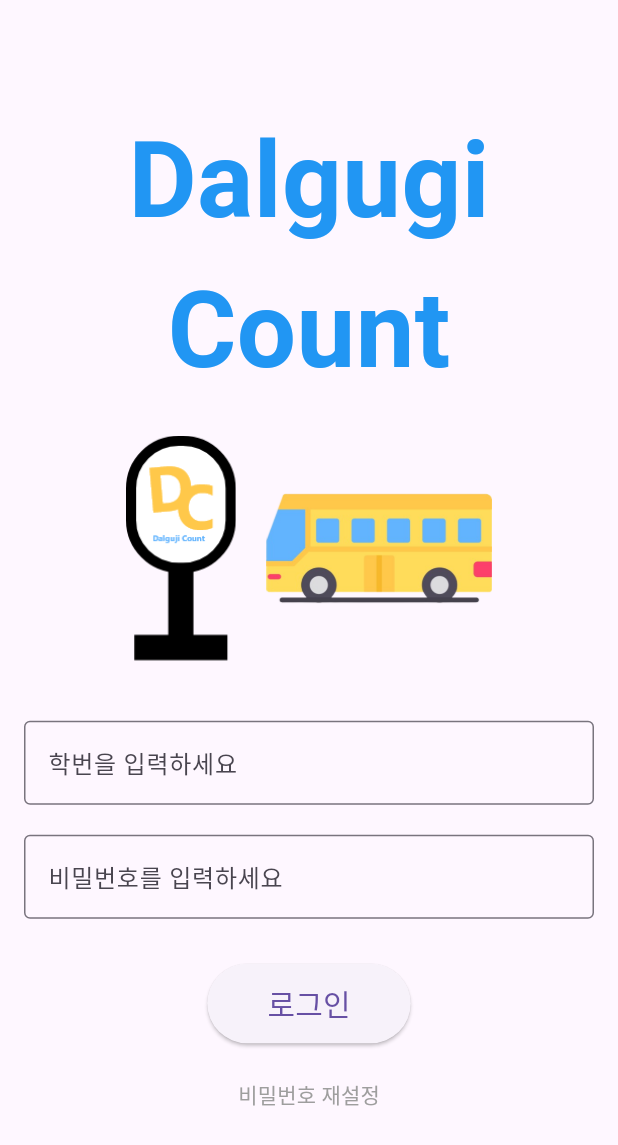
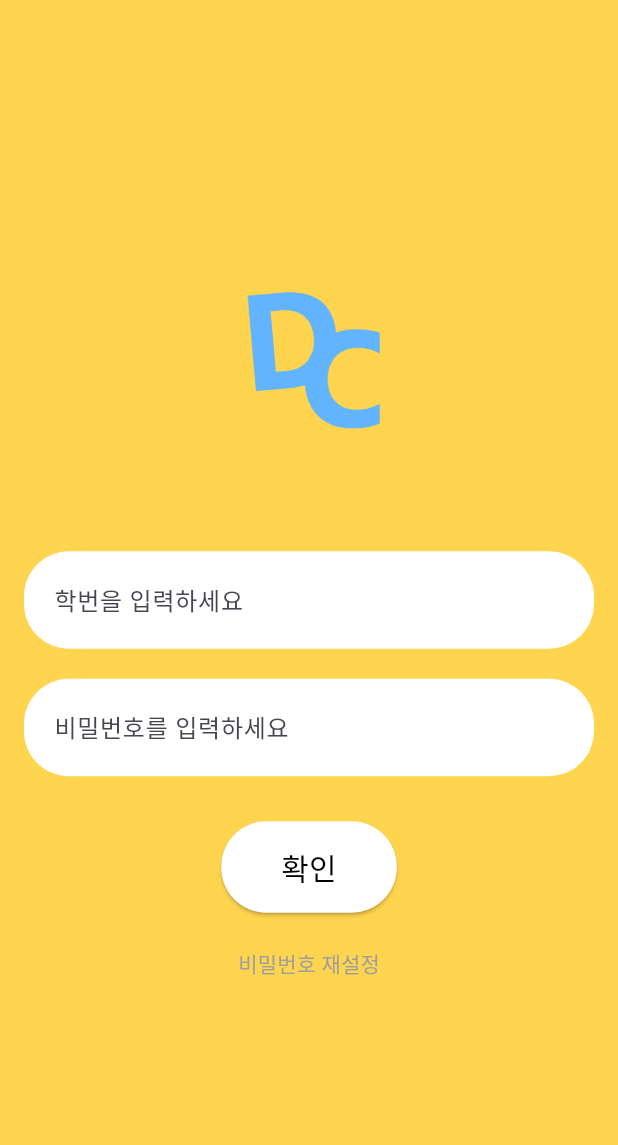
Before and after one commit to kimsunggak/TransitAI, a Flutter app: the screen it shows after launch, on a phone screen of 412 x 824 dp. Shown: the top 1145 px of the screen. Run offline on Flutter 3.47's test engine with Material 3 defaults, Android fonts, the light colour scheme and no system bars.

Commit message:
login UI & assets update

```diff
--- a/lib/login_screen.dart
+++ b/lib/login_screen.dart
@@ -9,6 +9,7 @@ class LoginScreen extends StatelessWidget {
   @override
   Widget build(BuildContext context) {
     return Scaffold(
+      backgroundColor: const Color(0xFFFFD54F), // 배경색: 노란색
       body: SafeArea(
         child: Center(
           child: SingleChildScrollView(
@@ -17,66 +18,70 @@ class LoginScreen extends StatelessWidget {
               child: Column(
                 mainAxisAlignment: MainAxisAlignment.center,
                 children: [
-                  const Text(
-                    'Dalgugi',
-                    style: TextStyle(
-                      fontSize: 70,
-                      fontWeight: FontWeight.bold,
-                      color: Colors.blue,
-                    ),
+                  // 로고 이미지
+                  Image.asset(
+                    'assets/img/logo1.png',
+                    height: 150,
+                    fit: BoxFit.contain,
                   ),
-                  const Text(
-                    'Count',
-                    style: TextStyle(
-                      fontSize: 70,
-                      fontWeight: FontWeight.bold,
-                      color: Colors.blue,
+                  const SizedBox(height: 60),
+
+                  // 학번 입력
+                  TextField(
+                    controller: studentIdController,
+                    decoration: InputDecoration(
+                      hintText: '학번을 입력하세요',
+                      filled: true,
+                      fillColor: Colors.white,
+                      contentPadding: const EdgeInsets.symmetric(vertical: 20, horizontal: 16),
+                      border: OutlineInputBorder(
+                        borderRadius: BorderRadius.circular(30),
+                        borderSide: BorderSide.none,
+                      ),
                     ),
                   ),
                   const SizedBox(height: 20),
-                  // 이미지 섹션 (버스 정류장 + 버스)
-                  Row(
-                    mainAxisAlignment: MainAxisAlignment.center,
-                    children: [
-                      Image.asset('assets/img/stop02.png', height: 150),  // 정류장 이미지
-                      const SizedBox(width: 20),
-                      Image.asset('assets/img/bus.png', height: 150),  // 버스 이미지
-                    ],
-                  ),
-                  const SizedBox(height: 40),
-                  // 학번 입력
-                  TextField(
-                    controller: studentIdController,
-                    decoration: const InputDecoration(
-                      labelText: '학번을 입력하세요',
-                      border: OutlineInputBorder(),
-                    ),
-                  ),
-                  const SizedBox(height: 20),
+
                   // 비밀번호 입력
                   TextField(
                     controller: passwordController,
-                    decoration: const InputDecoration(
-                      labelText: '비밀번호를 입력하세요',
-                      border: OutlineInputBorder(),
+                    decoration: InputDecoration(
+                      hintText: '비밀번호를 입력하세요',
+                      filled: true,
+                      fillColor: Colors.white,
+                      contentPadding: const EdgeInsets.symmetric(vertical: 20, horizontal: 16),
+                      border: OutlineInputBorder(
+                        borderRadius: BorderRadius.circular(30),
+                        borderSide: BorderSide.none,
+                      ),
                     ),
                     obscureText: true,
                   ),
                   const SizedBox(height: 30),
-                  // 로그인 버튼
+
+                  // 확인 버튼
                   ElevatedButton(
                     onPressed: () {
                       Navigator.pushReplacementNamed(context, '/busSchedule');
                     },
                     style: ElevatedButton.styleFrom(
-                      padding: const EdgeInsets.symmetric(horizontal: 40, vertical: 12),
+                      backgroundColor: Colors.white,
                       shape: RoundedRectangleBorder(
                         borderRadius: BorderRadius.circular(30),
                       ),
+                      padding: const EdgeInsets.symmetric(horizontal: 40, vertical: 16),
                     ),
-                    child: const Text('로그인', style: TextStyle(fontSize: 20)),
+                    child: const Text(
+                      '확인',
+                      style: TextStyle(
+                        fontSize: 20,
+                        color: Colors.black,
+                      ),
+                    ),
                   ),
                   const SizedBox(height: 10),
+
+                  // 비밀번호 재설정 버튼
                   TextButton(
                     onPressed: () {
                       // 비밀번호 재설정 기능 추가 가능
```
Also changed, not shown: assets/img/logo1.png (added), assets/img/robot.png (added).
